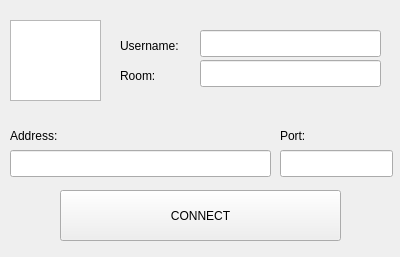
First picture: the form in src/client/mainwindow.ui, repository tnightingale/Chat, before the edit.
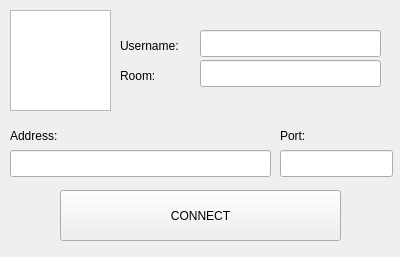
Second picture: the form after the edit. Icons and pictures are not drawn.

Commit message: connect button makes new window and cool graphics

Diff of the .ui file:
```diff
--- a/src/client/mainwindow.ui
+++ b/src/client/mainwindow.ui
@@ -13,6 +13,11 @@
   <property name="windowTitle">
    <string>MainWindow</string>
   </property>
+  <property name="styleSheet">
+   <string notr="true">#graphicsView {
+background-image: url(:/img/th_nightingale.png);
+}</string>
+  </property>
   <widget class="QWidget" name="centralWidget">
    <widget class="QLineEdit" name="nameField">
     <property name="geometry">
@@ -123,11 +128,14 @@
     <property name="geometry">
      <rect>
       <x>10</x>
-      <y>20</y>
-      <width>91</width>
-      <height>81</height>
+      <y>10</y>
+      <width>101</width>
+      <height>101</height>
      </rect>
     </property>
+    <property name="styleSheet">
+     <string notr="true"/>
+    </property>
     <property name="interactive">
      <bool>true</bool>
     </property>
```
The commit also changes 7 other files.
